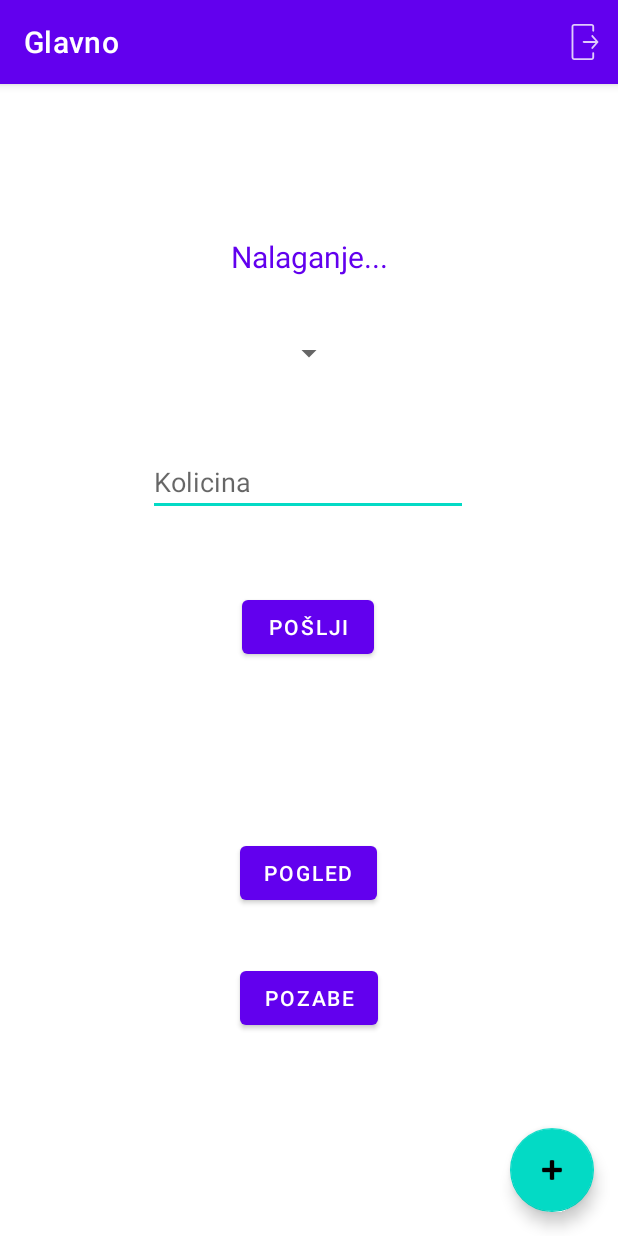
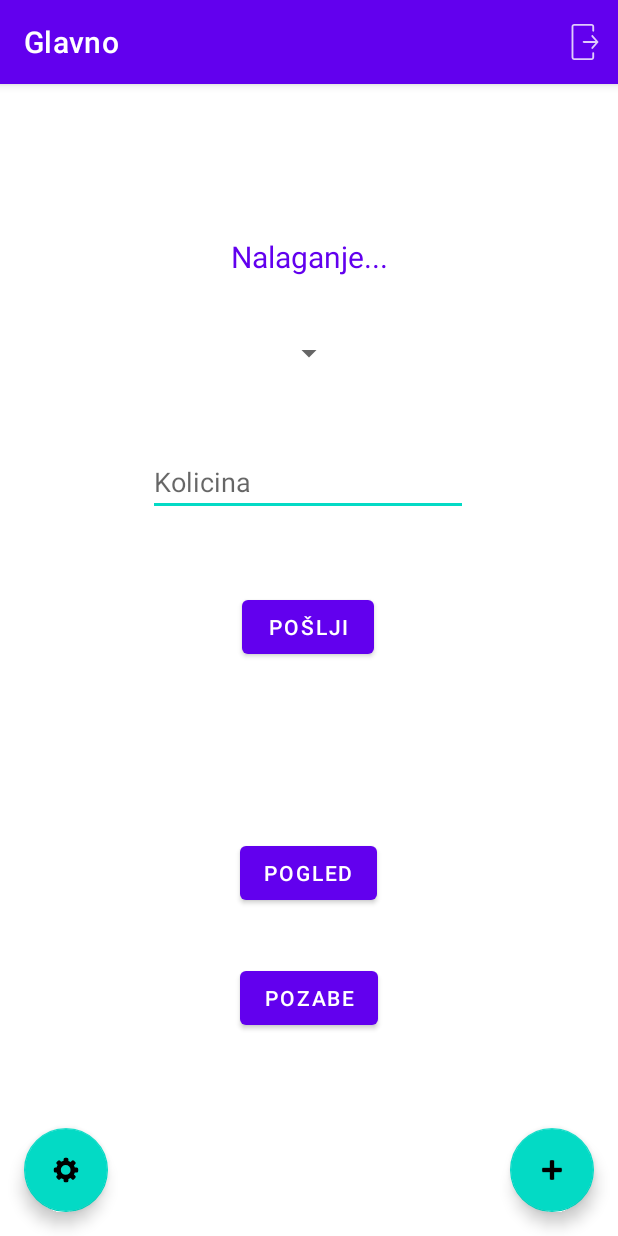
Before and after one commit to CinoPlayz/Kmetijski_Izdelki, an Android app: the FirstFragment screen opened directly, with no data from a screen before it, on a phone screen of 412 x 824 dp. Run offline under Robolectric (Android 15) with nearby library versions, the phone set to English and light mode, and no system bars; our stand-ins replace navigation-ui; 2 statements that could not run were skipped.

Commit message:
Dodane nastavitve zaenkrat samo izgled

```diff
--- a/app/build.gradle
+++ b/app/build.gradle
@@ -47,6 +47,7 @@ dependencies {
     implementation 'com.google.code.gson:gson:2.8.9'
     implementation 'androidx.navigation:navigation-fragment-ktx:2.3.5'
     implementation 'androidx.navigation:navigation-ui-ktx:2.3.5'
+    implementation 'androidx.preference:preference:1.1.1'
     testImplementation 'junit:junit:4.+'
     androidTestImplementation 'androidx.test.ext:junit:1.1.3'
     androidTestImplementation 'androidx.test.espresso:espresso-core:3.4.0'
--- a/app/src/main/AndroidManifest.xml
+++ b/app/src/main/AndroidManifest.xml
@@ -12,6 +12,11 @@
         android:roundIcon="@mipmap/ic_launcher_round"
         android:supportsRtl="true"
         android:theme="@style/Theme.Kmetijski_Izdelki">
+        <activity
+            android:name=".NastavitveActivity"
+            android:exported="false"
+            android:label="@string/title_activity_nastavitve"
+            android:theme="@style/AppThemeDodaj"/>
         <activity
             android:name=".PozabeDodajActivity"
             android:exported="false"
--- a/app/src/main/java/com/nejcroz/kmetijski_izdelki/MainActivity.kt
+++ b/app/src/main/java/com/nejcroz/kmetijski_izdelki/MainActivity.kt
@@ -39,8 +39,15 @@ class MainActivity : AppCompatActivity() {
         appBarConfiguration = AppBarConfiguration(navController.graph)
         setupActionBarWithNavController(navController, appBarConfiguration)
 
+        val fab = binding.fab
+
         binding.fab.setOnClickListener { view ->
             val intent = Intent(this, DodajActivity::class.java)
+            startActivity(intent)
+        }
+
+        binding.fabNastavitve.setOnClickListener { view ->
+            val intent = Intent(this, NastavitveActivity::class.java)
             startActivity(intent)
         }
     }
--- /dev/null
+++ b/app/src/main/res/drawable/ic_nastavitve_foreground.xml
@@ -0,0 +1,15 @@
+<vector xmlns:android="http://schemas.android.com/apk/res/android"
+    android:width="108dp"
+    android:height="108dp"
+    android:viewportWidth="108"
+    android:viewportHeight="108">
+  <group android:scaleX="0.5961914"
+      android:scaleY="0.5961914"
+      android:translateX="17.37"
+      android:translateY="17.37">
+    <path
+        android:fillColor="#FF000000"
+        android:pathData="M73.48,15.84A46.87,46.87 0,0 1,84.87 21L91,14.84a7.6,7.6 0,0 1,10.72 0L108,21.15a7.6,7.6 0,0 1,0 10.72l-6.6,6.6a46.6,46.6 0,0 1,4.34 10.93h9.52A7.6,7.6 0,0 1,122.88 57V65.9a7.6,7.6 0,0 1,-7.58 7.58h-9.61a46.83,46.83 0,0 1,-4.37 10.81L108,91a7.6,7.6 0,0 1,0 10.72L101.73,108A7.61,7.61 0,0 1,91 108l-6.34,-6.35a47.22,47.22 0,0 1,-11.19 5v8.59a7.6,7.6 0,0 1,-7.58 7.58H57a7.6,7.6 0,0 1,-7.58 -7.58v-7.76a47.39,47.39 0,0 1,-12.35 -4.68L31.87,108a7.62,7.62 0,0 1,-10.72 0l-6.31,-6.31a7.61,7.61 0,0 1,0 -10.72l4.72,-4.72A47.38,47.38 0,0 1,14 73.48H7.58A7.6,7.6 0,0 1,0 65.9V57A7.6,7.6 0,0 1,7.58 49.4h6.35a47.2,47.2 0,0 1,5.51 -12.94l-4.6,-4.59a7.62,7.62 0,0 1,0 -10.72l6.31,-6.31a7.6,7.6 0,0 1,10.72 0l5,5A46.6,46.6 0,0 1,49.4 15V7.58A7.6,7.6 0,0 1,57 0H65.9a7.6,7.6 0,0 1,7.58 7.58v8.26ZM59.86,36.68a24.6,24.6 0,1 1,-24.6 24.59,24.59 24.59,0 0,1 24.6,-24.59Z"
+        android:fillType="evenOdd"/>
+  </group>
+</vector>
--- a/app/src/main/res/layout/activity_main.xml
+++ b/app/src/main/res/layout/activity_main.xml
@@ -51,4 +51,13 @@
         android:layout_marginBottom="16dp"
         app:srcCompat="@android:drawable/ic_input_add" />
 
+    <com.google.android.material.floatingactionbutton.FloatingActionButton
+        android:id="@+id/fabNastavitve"
+        android:layout_width="wrap_content"
+        android:layout_height="wrap_content"
+        android:layout_gravity="bottom|left"
+        android:layout_marginLeft="@dimen/fab_margin"
+        android:layout_marginBottom="16dp"
+        app:srcCompat="@drawable/ic_nastavitve_foreground" />
+
 </androidx.coordinatorlayout.widget.CoordinatorLayout>
--- /dev/null
+++ b/app/src/main/res/mipmap-anydpi-v26/ic_nastavitve.xml
@@ -0,0 +1,5 @@
+<?xml version="1.0" encoding="utf-8"?>
+<adaptive-icon xmlns:android="http://schemas.android.com/apk/res/android">
+    <background android:drawable="@color/ic_nastavitve_background"/>
+    <foreground android:drawable="@drawable/ic_nastavitve_foreground"/>
+</adaptive-icon>
--- /dev/null
+++ b/app/src/main/res/mipmap-anydpi-v26/ic_nastavitve_round.xml
@@ -0,0 +1,5 @@
+<?xml version="1.0" encoding="utf-8"?>
+<adaptive-icon xmlns:android="http://schemas.android.com/apk/res/android">
+    <background android:drawable="@color/ic_nastavitve_background"/>
+    <foreground android:drawable="@drawable/ic_nastavitve_foreground"/>
+</adaptive-icon>
--- /dev/null
+++ b/app/src/main/res/values/ic_nastavitve_background.xml
@@ -0,0 +1,4 @@
+<?xml version="1.0" encoding="utf-8"?>
+<resources>
+    <color name="ic_nastavitve_background">#3DDC84</color>
+</resources>
--- a/build.gradle
+++ b/build.gradle
@@ -5,7 +5,7 @@ buildscript {
         mavenCentral()
     }
     dependencies {
-        classpath 'com.android.tools.build:gradle:7.1.0'
+        classpath 'com.android.tools.build:gradle:7.1.1'
         classpath 'org.jetbrains.kotlin:kotlin-gradle-plugin:1.6.10'
 
         // NOTE: Do not place your application dependencies here; they belong
```
Also changed, not shown: app/src/main/java/com/nejcroz/kmetijski_izdelki/FirstFragment.kt (+5 -5 lines), app/src/main/java/com/nejcroz/kmetijski_izdelki/NastavitveActivity.kt (added, +73 -0 lines), app/src/main/res/layout/settings_activity.xml (added, +74 -0 lines), app/src/main/res/values/arrays.xml (added, +12 -0 lines), app/src/main/res/values/strings.xml (+16 -1 lines), app/src/main/res/xml/root_preferences.xml (added, +28 -0 lines), app/src/main/ic_nastavitve-playstore.png (added).
